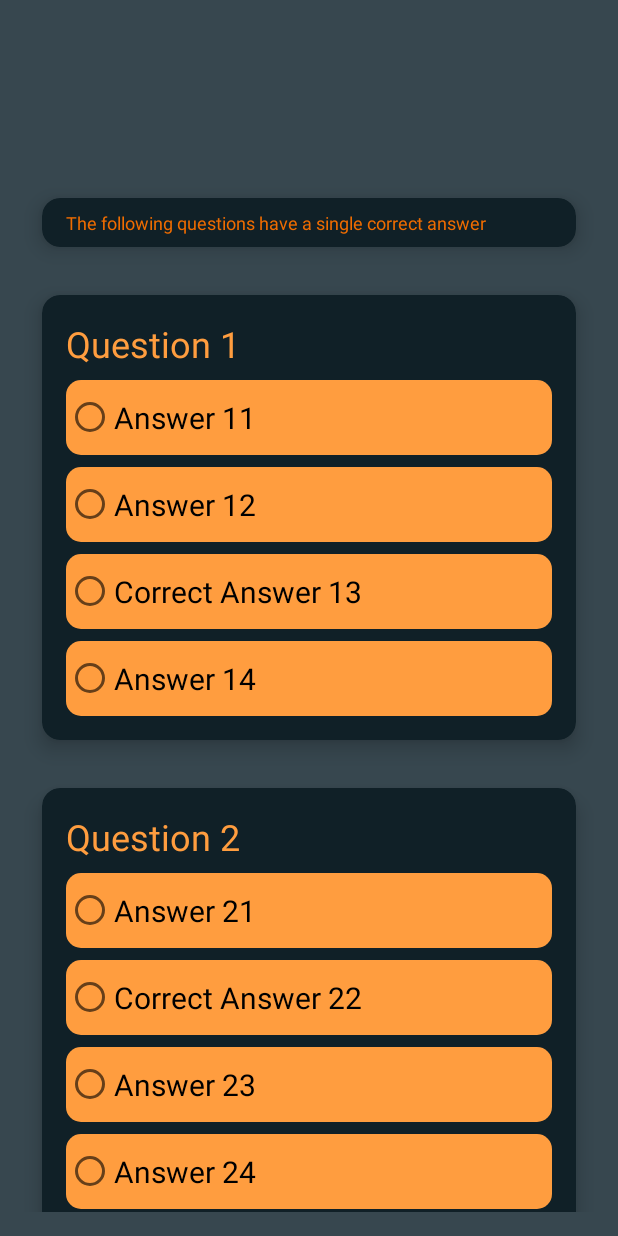
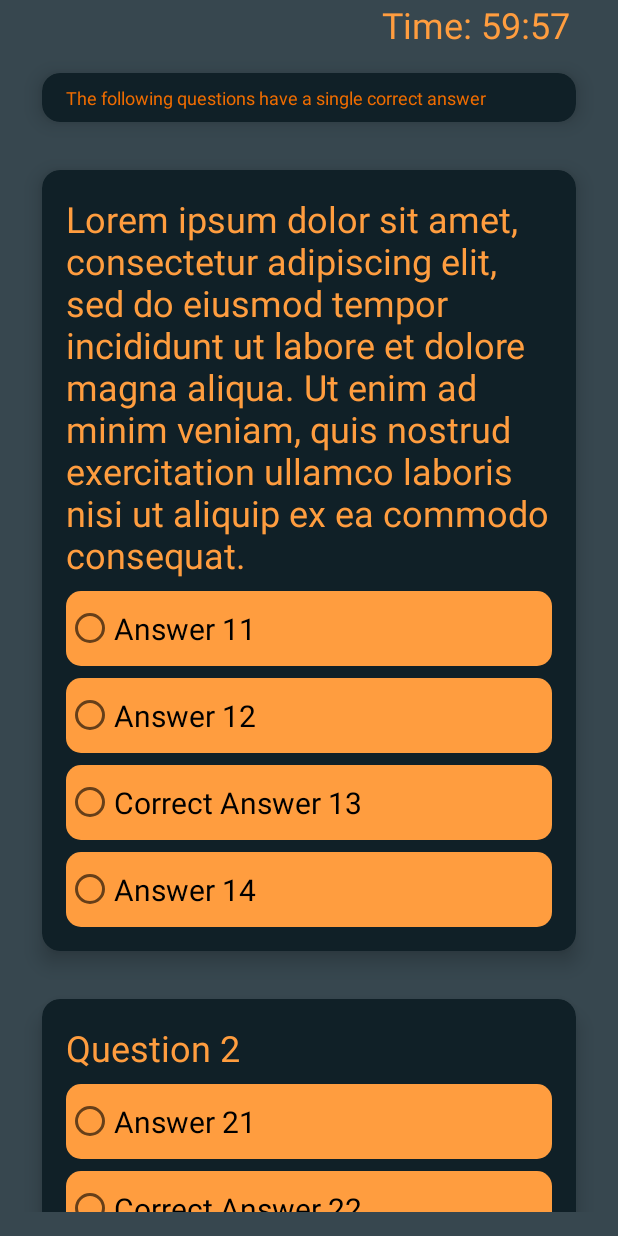
Before and after one commit to ccojocea/UdacityQuizProject, an Android app: the screen it shows after launch (MainActivity), on a phone screen of 412 x 824 dp. Run offline under Robolectric (Android 15) with nearby library versions, the phone set to English and light mode, and no system bars.

Commit message:
Add timer

```diff
--- a/app/src/main/java/com/example/android/ccojocea/javaquiz/MainActivity.java
+++ b/app/src/main/java/com/example/android/ccojocea/javaquiz/MainActivity.java
@@ -1,15 +1,23 @@
 package com.example.android.ccojocea.javaquiz;
 
+import android.content.Context;
 import android.os.Bundle;
+import android.os.SystemClock;
 import android.support.v7.app.AppCompatActivity;
 import android.util.Log;
+import android.view.MotionEvent;
 import android.view.View;
+import android.view.inputmethod.InputMethodManager;
 import android.widget.CheckBox;
+import android.widget.Chronometer;
 import android.widget.EditText;
 import android.widget.RadioButton;
 import android.widget.RadioGroup;
 import android.widget.TextView;
 import android.widget.Toast;
+
+import java.util.Timer;
+import java.util.TimerTask;
 
 /**
  * Created by ccojo on 1/19/2018.
@@ -19,13 +27,72 @@ public class MainActivity extends AppCompatActivity {
 
     //Declare variables
     Quiz mQuiz;
+    TextView timerText;
+    private int countUp = 3595;
+    Timer t;
+
+//    long startTime;
+//    long countUp;
+//    Chronometer stopWatch;
 
     @Override
     protected void onCreate(Bundle savedInstanceState) {
         super.onCreate(savedInstanceState);
         setContentView(R.layout.main_activity);
 
+//        stopWatch = findViewById(R.id.chrono);
+//        startTime = SystemClock.elapsedRealtime();
+//
+//        timerText = findViewById(R.id.main_timer_text);
+//        stopWatch.setOnChronometerTickListener(new Chronometer.OnChronometerTickListener() {
+//            @Override
+//            public void onChronometerTick(Chronometer chronometer) {
+//                countUp = (SystemClock.elapsedRealtime() - chronometer.getBase()) / 1000;
+//                String asText = (countUp / 60) + ":" + (countUp % 60);
+//                timerText.setText(asText);
+//            }
+//        });
+//        stopWatch.start();
+
+        t = new Timer();
+        t.scheduleAtFixedRate(new TimerTask() {
+            @Override
+            public void run() {
+                runOnUiThread(new Runnable() {
+                    @Override
+                    public void run() {
+                        timerText = findViewById(R.id.main_timer_text);
+                        if(countUp >= 3600){
+                            String asTextHours = (countUp/3600) + ":" + ((countUp % 3600)/60) + ":" + ((countUp % 3600)%60);
+                            timerText.setText("Time: " + asTextHours);
+                        }else if(countUp >= 60){
+                            String asTextMinutes = (countUp/60) + ":" + (countUp % 60);
+                            timerText.setText("Time: " + asTextMinutes);
+                        } else {
+                            timerText.setText("Time: " + countUp);
+                        }
+                        countUp += 1;
+                    }
+                });
+            }
+        }, 0, 1000);
+
         mQuiz = createQuiz();
+    }
+
+    //touch anywhere on screen to close the keyboard
+    @Override
+    public boolean dispatchTouchEvent(MotionEvent ev) {
+        View view = getCurrentFocus();
+        if (view != null && (ev.getAction() == MotionEvent.ACTION_UP || ev.getAction() == MotionEvent.ACTION_MOVE) && view instanceof EditText && !view.getClass().getName().startsWith("android.webkit.")) {
+            int scrcoords[] = new int[2];
+            view.getLocationOnScreen(scrcoords);
+            float x = ev.getRawX() + view.getLeft() - scrcoords[0];
+            float y = ev.getRawY() + view.getTop() - scrcoords[1];
+            if (x < view.getLeft() || x > view.getRight() || y < view.getTop() || y > view.getBottom())
+                ((InputMethodManager)this.getSystemService(Context.INPUT_METHOD_SERVICE)).hideSoftInputFromWindow((this.getWindow().getDecorView().getApplicationWindowToken()), 0);
+        }
+        return super.dispatchTouchEvent(ev);
     }
 
     /**
@@ -86,6 +153,12 @@ public class MainActivity extends AppCompatActivity {
         }
 
         Toast.makeText(this, toastMessage, Toast.LENGTH_LONG).show();
+        //stop the timer
+        t.cancel();
+//        stopWatch.stop();
+        //show the score in a permanent way
+        TextView scoreView = findViewById(R.id.main_score_text);
+        scoreView.setText("Score: " + score + "/" + "12");
     }
 
     /**
--- a/app/src/main/java/com/example/android/ccojocea/javaquiz/SplashScreen.java
+++ b/app/src/main/java/com/example/android/ccojocea/javaquiz/SplashScreen.java
@@ -8,7 +8,7 @@ import android.os.Bundle;
 public class SplashScreen extends AppCompatActivity {
 
     // Splash screen timer
-    private static int SPLASH_TIME_OUT = 3000;
+    private static int SPLASH_TIME_OUT = 2000;
 
     @Override
     protected void onCreate(Bundle savedInstanceState) {
--- a/app/src/main/res/drawable/bg_correct_true.xml
+++ b/app/src/main/res/drawable/bg_correct_true.xml
@@ -3,7 +3,7 @@
     <item >
         <shape android:shape="rectangle"  >
             <corners android:radius="10dp" />
-            <solid android:color="@color/textCorrectAnswerDark"/>
+            <solid android:color="@color/textCorrectAnswer"/>
         </shape>
     </item>
 </selector>
--- a/app/src/main/res/layout/main_activity.xml
+++ b/app/src/main/res/layout/main_activity.xml
@@ -5,20 +5,41 @@
     android:layout_width="match_parent"
     android:layout_height="match_parent"
     android:background="@color/colorPrimary"
-    android:padding="16dp">
+    android:paddingBottom="16dp"
+    android:paddingLeft="16dp"
+    android:paddingRight="16dp">
 
-    <View
-        android:id="@+id/top_view"
-        android:layout_width="match_parent"
-        android:layout_height="100dp">
+    <!--<Chronometer-->
+        <!--android:layout_width="wrap_content"-->
+        <!--android:layout_height="wrap_content"-->
+        <!--android:id="@+id/chrono"-->
+        <!--android:visibility="gone"/>-->
 
-    </View>
+    <TextView
+        android:id="@+id/main_timer_text"
+        android:layout_width="wrap_content"
+        android:layout_height="wrap_content"
+        android:layout_alignParentEnd="true"
+        android:layout_marginEnd="@dimen/layout_margin"
+        android:text=""
+        android:textColor="@color/colorSecondaryLight"
+        android:textSize="@dimen/question_font_size" />
+
+    <TextView
+        android:id="@+id/main_score_text"
+        android:layout_width="wrap_content"
+        android:layout_height="wrap_content"
+        android:layout_alignParentStart="true"
+        android:layout_marginStart="@dimen/layout_margin"
+        android:text=""
+        android:textColor="@color/colorSecondaryLight"
+        android:textSize="@dimen/question_font_size" />
 
     <ScrollView
         android:id="@+id/base_scroll_view"
         android:layout_width="match_parent"
         android:layout_height="match_parent"
-        android:layout_below="@id/top_view"
+        android:layout_below="@id/main_timer_text"
         android:background="@color/colorPrimary">
 
         <LinearLayout
@@ -491,7 +512,7 @@
                         android:layout_width="match_parent"
                         android:layout_height="wrap_content"
                         android:layout_marginTop="@dimen/layout_margin_xs"
-                        android:layout_marginLeft="@dimen/layout_margin_xxs"
+                        android:layout_marginStart="@dimen/layout_margin_xxs"
                         android:text=""
                         android:visibility="gone"
                         android:textColor="@color/colorSecondaryLight" />
@@ -528,7 +549,7 @@
                         android:layout_width="match_parent"
                         android:layout_height="wrap_content"
                         android:layout_marginTop="@dimen/layout_margin_xs"
-                        android:layout_marginLeft="@dimen/layout_margin_xxs"
+                        android:layout_marginStart="@dimen/layout_margin_xxs"
                         android:text=""
                         android:visibility="gone"
                         android:textColor="@color/colorSecondaryLight" />
@@ -565,7 +586,7 @@
                         android:layout_width="match_parent"
                         android:layout_height="wrap_content"
                         android:layout_marginTop="@dimen/layout_margin_xs"
-                        android:layout_marginLeft="@dimen/layout_margin_xxs"
+                        android:layout_marginStart="@dimen/layout_margin_xxs"
                         android:text=""
                         android:visibility="gone"
                         android:textColor="@color/colorSecondaryLight" />
@@ -602,7 +623,7 @@
                         android:layout_width="match_parent"
                         android:layout_height="wrap_content"
                         android:layout_marginTop="@dimen/layout_margin_xs"
-                        android:layout_marginLeft="@dimen/layout_margin_xxs"
+                        android:layout_marginStart="@dimen/layout_margin_xxs"
                         android:text=""
                         android:visibility="gone"
                         android:textColor="@color/colorSecondaryLight" />
--- a/app/src/main/res/values/dimens.xml
+++ b/app/src/main/res/values/dimens.xml
@@ -1,6 +1,6 @@
 <?xml version="1.0" encoding="utf-8"?>
 <resources>
-    <dimen name="splash_font_size">32sp</dimen>
+    <dimen name="splash_font_size">48sp</dimen>
     <dimen name="question_font_size">24sp</dimen>
     <dimen name="answer_font_size">20sp</dimen>
     <dimen name="note_font_size">12sp</dimen>
--- a/app/src/main/res/values/strings.xml
+++ b/app/src/main/res/values/strings.xml
@@ -1,5 +1,5 @@
 <resources>
-    <string name="app_name">Android Quiz</string>
+    <string name="app_name">Quiz</string>
     <string name="java_quiz">Java Quiz</string>
     <string name="xml_quiz">XML Quiz</string>
     <string name="single_answer">The following questions have a single correct answer</string>
--- a/app/src/main/res/values/strings_questions.xml
+++ b/app/src/main/res/values/strings_questions.xml
@@ -1,7 +1,7 @@
 <?xml version="1.0" encoding="utf-8"?>
 <resources>
 
-    <string name="q1">Question 1</string>
+    <string name="q1">Lorem ipsum dolor sit amet, consectetur adipiscing elit, sed do eiusmod tempor incididunt ut labore et dolore magna aliqua. Ut enim ad minim veniam, quis nostrud exercitation ullamco laboris nisi ut aliquip ex ea commodo consequat.</string>
     <string name="a11">Answer 11</string>
     <string name="a12">Answer 12</string>
     <string name="a13">Correct Answer 13</string>
```
Also changed, not shown: app/src/main/res/layout/activity_splash_screen.xml (+20 -1 lines), app/src/main/res/drawable/udacity.png (added), app/src/main/res/drawable/udacity1.png (added), app/src/main/res/drawable/udacity600.png (added).
